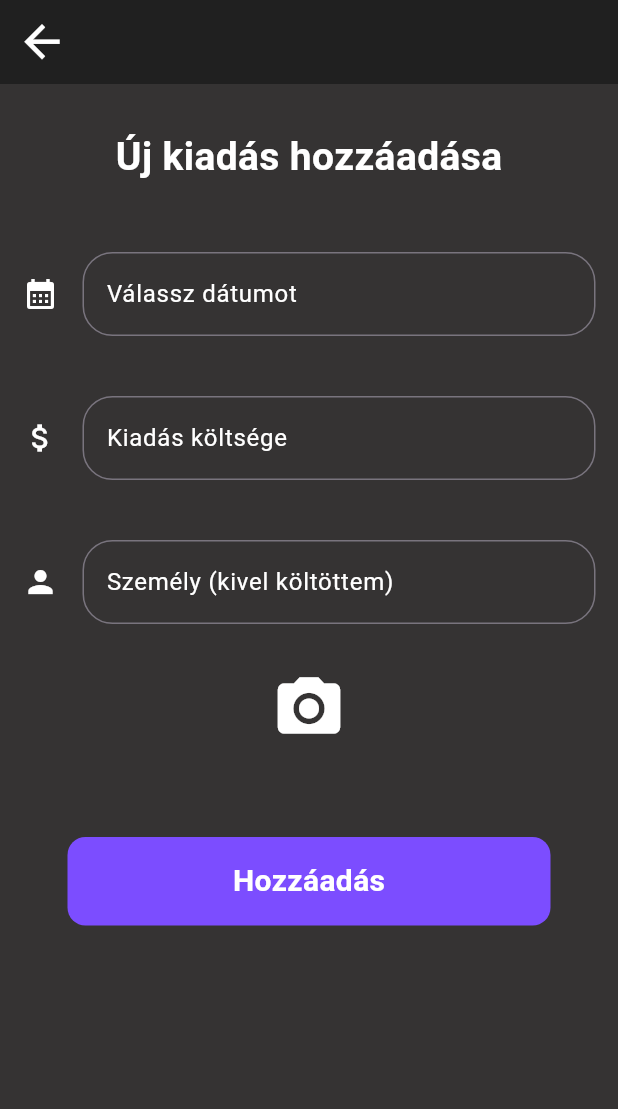
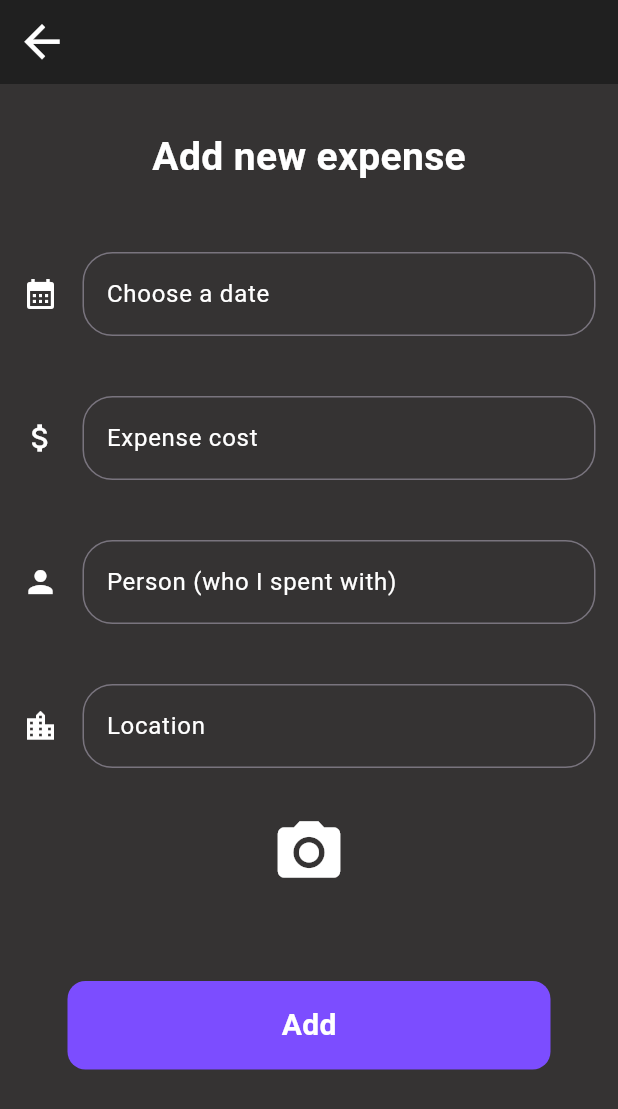
Before and after one commit to hgabo19/Kereszplatform-flutter, a Flutter app: the screen it shows once a user with an empty profile is signed in, after a tap on the "add" icon, on a phone screen of 412 x 824 dp. Shown: the top 1109 px of the screen. Run offline on Flutter 3.47's test engine with Material 3 defaults, Android fonts, the light colour scheme and no system bars; our stand-ins replace cloud_firestore, firebase_auth, firebase_core, firebase_storage, image_picker; accounts and stored records are empty; generated files the repository leaves out were written again; network calls fail.

Commit message:
adding details page for expenses, and also delete functionality. Also added the translations for all the texts

```diff
--- a/lib/components/my_textfield.dart
+++ b/lib/components/my_textfield.dart
@@ -18,7 +18,7 @@ class MyTextfield extends StatelessWidget {
       decoration: InputDecoration(
         border: OutlineInputBorder(borderRadius: BorderRadius.circular(20)),
         hintText: hintText,
-        hintStyle: TextStyle(
+        hintStyle: const TextStyle(
           color: Colors.grey, // Change this to the color you want
         ),
       ),
--- a/lib/l10n/app_en.arb
+++ b/lib/l10n/app_en.arb
@@ -7,5 +7,19 @@
     "register_here": "Sign up here!",
     "login_here": "Sign in here!",
     "choose_language": "Choose a language",
-    "username": "Username"
+    "username": "Username",
+    "expenses": "My expenses",
+    "date": "Date",
+    "person": "Person",
+    "location": "Location",
+    "new_expense": "Add new expense",
+    "choose_date": "Choose a date",
+    "expense_cost": "Expense cost",
+    "person_spent_with": "Person (who I spent with)",
+    "place_of_expense": "Place of the expense",
+    "add": "Add",
+    "spent_with": "I spent with",
+    "amount": "Amount",
+    "details_of_expense": "Kiadás részletei",
+    "expense_deleted": "Kiadás törölve"
 }
--- a/lib/l10n/app_hu.arb
+++ b/lib/l10n/app_hu.arb
@@ -1,11 +1,25 @@
 {
     "finance_management": "Kiadáskezelő",
+    "login": "Bejelentkezés",
     "password": "Jelszó",
-    "login": "Bejelentkezés",
     "password_again": "Jelszó újra",
     "register": "Regisztráció",
     "register_here": "Regisztrálj itt!",
     "login_here": "Jelentkezz be itt!",
     "choose_language": "Nyelv kiválasztása",
-    "username": "Felhasználónév"
+    "username": "Felhasználónév",
+    "expenses": "Kiadásaim",
+    "date": "Dátum",
+    "person": "Személy",
+    "location": "Helyszín",
+    "new_expense": "Új kiadás hozzáadása",
+    "choose_date": "Válassz dátumot",
+    "expense_cost": "Kiadás költsége",
+    "person_spent_with": "Személy (akivel költöttem)",
+    "place_of_expense": "Költés helyszíne",
+    "add": "Hozzáadás",
+    "spent_with": "Akivel költöttem",
+    "amount": "Összeg",
+    "details_of_expense": "Kiadás részletei",
+    "expense_deleted": "Kiadás törölve"
 }
--- a/lib/pages/add_item_page.dart
+++ b/lib/pages/add_item_page.dart
@@ -1,11 +1,11 @@
 import 'dart:io';
-
 import 'package:beadando/components/my_button.dart';
 import 'package:beadando/services/firestore.dart';
 import 'package:flutter/material.dart';
 import 'package:flutter/services.dart';
 import 'package:image_picker/image_picker.dart';
 import 'package:firebase_storage/firebase_storage.dart';
+import 'package:flutter_gen/gen_l10n/app_localizations.dart';
 
 class AddItemPage extends StatefulWidget {
   const AddItemPage({super.key});
@@ -18,6 +18,8 @@ class _AddItemPageState extends State<AddItemPage> {
   final TextEditingController dateController = TextEditingController();
   final TextEditingController costController = TextEditingController();
   final TextEditingController personController = TextEditingController();
+  final TextEditingController locationController = TextEditingController();
+
   String imageUrl = '';
   final FirestoreService firestoreService = FirestoreService();
   bool isUploading = false;
@@ -92,13 +94,13 @@ class _AddItemPageState extends State<AddItemPage> {
         child: Center(
           child: Column(
             children: [
-              const Padding(
+              Padding(
                 padding: EdgeInsets.all(30.0),
                 child: Align(
                   alignment: Alignment.topCenter,
                   child: Text(
-                    "Új kiadás hozzáadása",
-                    style: TextStyle(
+                    AppLocalizations.of(context)!.new_expense,
+                    style: const TextStyle(
                       fontSize: 26,
                       color: Colors.white,
                       fontWeight: FontWeight.bold,
@@ -115,7 +117,7 @@ class _AddItemPageState extends State<AddItemPage> {
                       Icons.calendar_month,
                       color: Colors.white,
                     ),
-                    labelText: "Válassz dátumot",
+                    labelText: AppLocalizations.of(context)!.choose_date,
                     labelStyle: const TextStyle(color: Colors.white),
                     border: OutlineInputBorder(
                       borderRadius: BorderRadius.circular(20),
@@ -136,7 +138,7 @@ class _AddItemPageState extends State<AddItemPage> {
                       Icons.attach_money,
                       color: Colors.white,
                     ),
-                    labelText: "Kiadás költsége",
+                    labelText: AppLocalizations.of(context)!.expense_cost,
                     labelStyle: const TextStyle(color: Colors.white),
                     border: OutlineInputBorder(
                       borderRadius: BorderRadius.circular(20),
@@ -159,7 +161,27 @@ class _AddItemPageState extends State<AddItemPage> {
                       Icons.person,
                       color: Colors.white,
                     ),
-                    labelText: "Személy (kivel költöttem)",
+                    labelText: AppLocalizations.of(context)!.person_spent_with,
+                    labelStyle: const TextStyle(color: Colors.white),
+                    border: OutlineInputBorder(
+                      borderRadius: BorderRadius.circular(20),
+                    ),
+                  ),
+                  keyboardType: TextInputType.name,
+                  style: const TextStyle(color: Colors.white),
+                ),
+              ),
+              const SizedBox(height: 10),
+              Padding(
+                padding: const EdgeInsets.all(15.0),
+                child: TextField(
+                  controller: locationController,
+                  decoration: InputDecoration(
+                    icon: const Icon(
+                      Icons.location_city,
+                      color: Colors.white,
+                    ),
+                    labelText: AppLocalizations.of(context)!.location,
                     labelStyle: const TextStyle(color: Colors.white),
                     border: OutlineInputBorder(
                       borderRadius: BorderRadius.circular(20),
@@ -183,20 +205,24 @@ class _AddItemPageState extends State<AddItemPage> {
               Padding(
                 padding: const EdgeInsets.all(45.0),
                 child: isUploading
-                    ? CircularProgressIndicator()
+                    ? const CircularProgressIndicator()
                     : MyButton(
-                        text: "Hozzáadás",
+                        text: AppLocalizations.of(context)!.add,
                         onTap: () {
                           if (imageUrl.isEmpty) imageUrl = '';
+
                           firestoreService.addExpense(
-                              dateController.text,
-                              costController.text,
-                              personController.text,
-                              imageUrl);
+                            dateController.text,
+                            costController.text,
+                            personController.text,
+                            imageUrl,
+                            locationController.text,
+                          );
 
                           dateController.clear();
                           costController.clear();
                           personController.clear();
+                          locationController.clear();
                           imageUrl = '';
 
                           Navigator.pop(context);
--- a/lib/pages/home_page.dart
+++ b/lib/pages/home_page.dart
@@ -1,8 +1,10 @@
 import 'package:beadando/pages/add_item_page.dart';
+import 'package:beadando/pages/expense_detail_page.dart';
 import 'package:beadando/services/firestore.dart';
 import 'package:cloud_firestore/cloud_firestore.dart';
 import 'package:firebase_auth/firebase_auth.dart';
 import 'package:flutter/material.dart';
+import 'package:flutter_gen/gen_l10n/app_localizations.dart';
 
 class HomePage extends StatefulWidget {
   const HomePage({super.key});
@@ -21,7 +23,7 @@ class _HomePageState extends State<HomePage> {
   void navigateToAddItemPage(BuildContext context) {
     Navigator.push(
       context,
-      MaterialPageRoute(builder: (context) => AddItemPage()),
+      MaterialPageRoute(builder: (context) => const AddItemPage()),
     );
   }
 
@@ -30,9 +32,9 @@ class _HomePageState extends State<HomePage> {
     return Scaffold(
       backgroundColor: const Color.fromARGB(255, 53, 51, 51),
       appBar: AppBar(
-        title: const Text(
-          "Kiadásaim",
-          style: TextStyle(
+        title: Text(
+          AppLocalizations.of(context)!.expenses,
+          style: const TextStyle(
             fontSize: 26,
             color: Colors.white,
             fontWeight: FontWeight.bold,
@@ -42,7 +44,7 @@ class _HomePageState extends State<HomePage> {
         actions: [
           IconButton(
             onPressed: logout,
-            icon: Icon(
+            icon: const Icon(
               Icons.logout,
               color: Colors.white,
               size: 35,
@@ -72,9 +74,12 @@ class _HomePageState extends State<HomePage> {
                         String dateText = data['date'] ?? '';
                         String costText = data['cost'] ?? '';
                         String personText = data['person'] ?? '';
+                        String locationText = data['location'] ?? '';
                         String imgUrl = data['imgUrl'] ?? '';
 
-                        return ListTile(
+                        return Padding(
+                          padding: const EdgeInsets.all(8.0),
+                          child: ListTile(
                             title: Text(
                               '$costText Ft',
                               style: const TextStyle(
@@ -83,24 +88,54 @@ class _HomePageState extends State<HomePage> {
                               ),
                             ),
                             subtitle: Text(
-                            'Dátum: $dateText \nSzemély: $personText',
+                              '${AppLocalizations.of(context)!.date}: $dateText \n${AppLocalizations.of(context)!.person}: $personText \n${AppLocalizations.of(context)!.location}: $locationText',
                               style: const TextStyle(
                                 color: Colors.white,
-                              fontSize: 18,
+                                fontSize: 16,
                               ),
                             ),
                             leading: SizedBox(
                               height: 90,
                               width: 90,
-                            child: (data.containsKey('imgUrl') &&
-                                    (data['imgUrl'] ?? '') != '')
+                              child:
+                                  (data.containsKey('imgUrl') && imgUrl != '')
                                       ? Image.network(
-                                    data['imgUrl'],
+                                          imgUrl,
                                           fit: BoxFit.cover,
                                         )
                                       : const SizedBox(
                                           width: 90,
                                         ),
+                            ),
+                            trailing: IconButton(
+                              icon: const Icon(
+                                Icons.delete_forever_rounded,
+                                color: Colors.white,
+                                size: 30,
+                              ),
+                              onPressed: () {
+                                firestoreService.deleteExpense(docID);
+                                ScaffoldMessenger.of(context).showSnackBar(
+                                  SnackBar(
+                                    content: Text(
+                                      AppLocalizations.of(context)!
+                                          .expense_deleted,
+                                      style: const TextStyle(
+                                          color: Colors.white, fontSize: 20),
+                                    ),
+                                  ),
+                                );
+                              },
+                            ),
+                            onTap: () {
+                              Navigator.push(
+                                context,
+                                MaterialPageRoute(
+                                  builder: (context) =>
+                                      ExpenseDetailPage(data: data),
+                                ),
+                              );
+                            },
                           ),
                         );
                       },
--- a/lib/services/firestore.dart
+++ b/lib/services/firestore.dart
@@ -6,7 +6,7 @@ class FirestoreService {
       FirebaseFirestore.instance.collection('expenses');
   // create
   Future<void> addExpense(
-      String date, String cost, String person, String imgUrl) {
+      String date, String cost, String person, String imgUrl, String location) {
     User? user = FirebaseAuth.instance.currentUser;
 
     if (user != null) {
@@ -15,6 +15,7 @@ class FirestoreService {
         'cost': cost,
         'person': person,
         'imgUrl': imgUrl,
+        'location': location,
         'userID': user.uid,
       });
     } else {
@@ -29,4 +30,14 @@ class FirestoreService {
         expenses.where('userID', isEqualTo: user?.uid).snapshots();
     return expensesStream;
   }
+
+  // delete
+
+  Future<void> deleteExpense(String docID) async {
+    try {
+      await expenses.doc(docID).delete();
+    } catch (e) {
+      print('Error deleting expense:$e');
+    }
+  }
 }
```
Also changed, not shown: lib/pages/expense_detail_page.dart (added, +104 -0 lines). Lines whose indentation alone changed are shown as unchanged.
